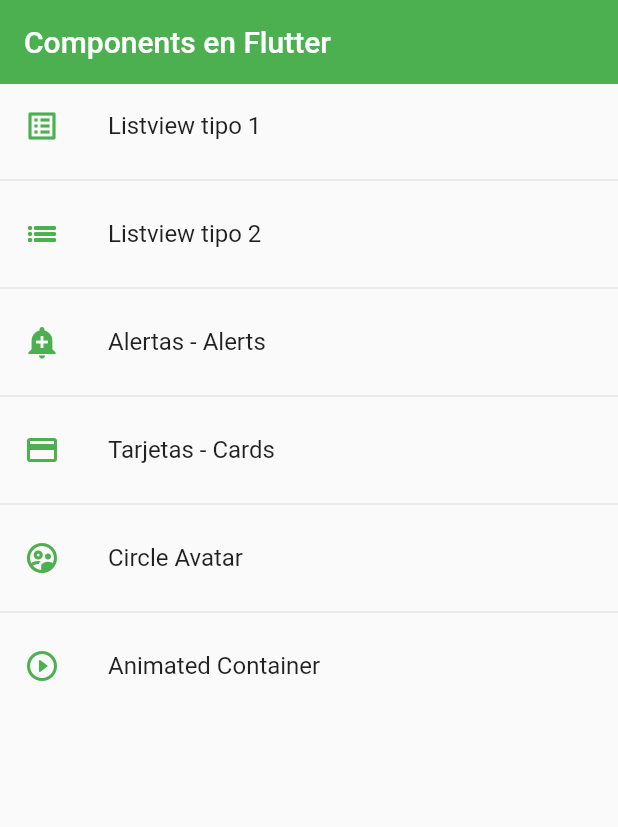
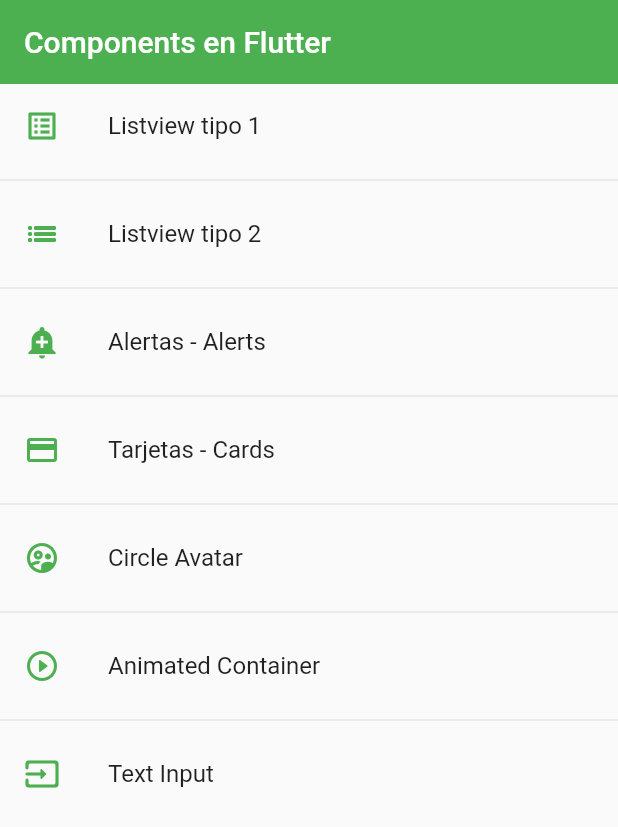
Before and after one commit to Anastasiia88Z/fl_components, a Flutter app: the screen it shows after launch, on a phone screen of 412 x 824 dp. Shown: the top 827 px of the screen. Run offline on Flutter 3.47's test engine with Material 2 defaults, Android fonts, the phone set to English and light mode, and no system bars.

Commit message:
add input

```diff
--- a/flutter_application_1/lib/router/app_routes.dart
+++ b/flutter_application_1/lib/router/app_routes.dart
@@ -42,6 +42,11 @@ class AppRoutes {
         name: 'Animated Container',
         screen: const AnimatedScreen(),
         icon: Icons.play_circle_outline_rounded),
+    MenuOption(
+        route: 'input',
+        name: 'Text Input',
+        screen: const InputsScreen(),
+        icon: Icons.input_rounded),
   ];
 
   static Map<String, Widget Function(BuildContext)> getAppRoutes() {
--- a/flutter_application_1/lib/screens/screens.dart
+++ b/flutter_application_1/lib/screens/screens.dart
@@ -5,3 +5,4 @@ export 'package:flutter_application_1/screens/listview2_screen.dart';
 export 'package:flutter_application_1/screens/home_screen.dart';
 export 'package:flutter_application_1/screens/avatar_screen.dart';
 export 'package:flutter_application_1/screens/animated_screen.dart';
+export 'package:flutter_application_1/screens/input_screen.dart';
```
Also changed, not shown: flutter_application_1/lib/screens/input_screen.dart (added, +48 -0 lines).
